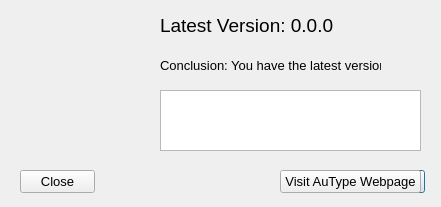
Before: the Qt Designer form app/dlgupdate.ui in mvaranda/autyper, drawn with Qt 5.
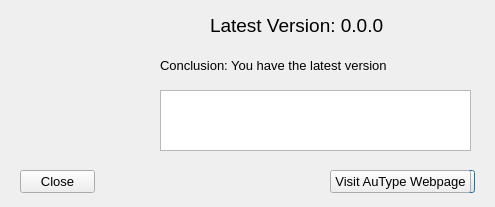
After: the same form once the commit is applied.

Patch:
```diff
--- a/app/dlgupdate.ui
+++ b/app/dlgupdate.ui
@@ -6,7 +6,7 @@
    <rect>
     <x>0</x>
     <y>0</y>
-    <width>441</width>
+    <width>495</width>
     <height>207</height>
    </rect>
   </property>
@@ -16,7 +16,7 @@
   <widget class="QLabel" name="t_latest_ver">
    <property name="geometry">
     <rect>
-     <x>160</x>
+     <x>210</x>
      <y>10</y>
      <width>201</width>
      <height>31</height>
@@ -49,7 +49,7 @@
     <rect>
      <x>160</x>
      <y>50</y>
-     <width>221</width>
+     <width>311</width>
      <height>31</height>
     </rect>
    </property>
@@ -65,7 +65,7 @@
   <widget class="QPushButton" name="bt_close1">
    <property name="geometry">
     <rect>
-     <x>350</x>
+     <x>400</x>
      <y>170</y>
      <width>75</width>
      <height>23</height>
@@ -101,7 +101,7 @@
   <widget class="QPushButton" name="bt_goto_web">
    <property name="geometry">
     <rect>
-     <x>280</x>
+     <x>330</x>
      <y>170</y>
      <width>141</width>
      <height>23</height>
@@ -121,7 +121,7 @@
     <rect>
      <x>160</x>
      <y>90</y>
-     <width>261</width>
+     <width>311</width>
      <height>61</height>
     </rect>
    </property>
```
